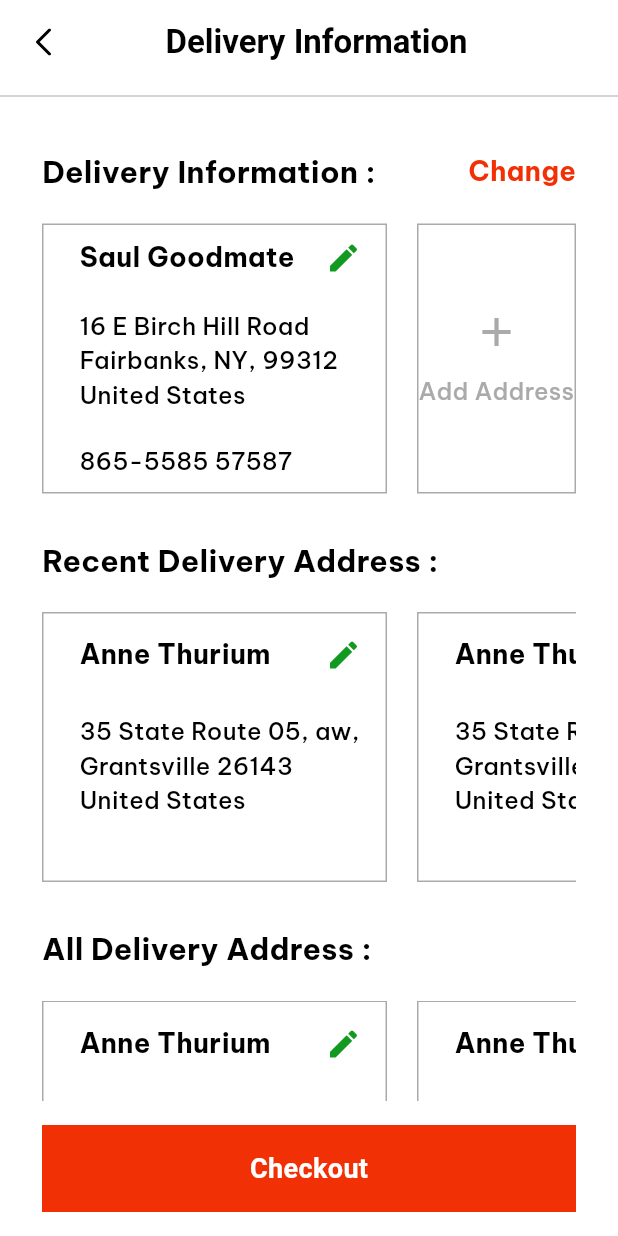
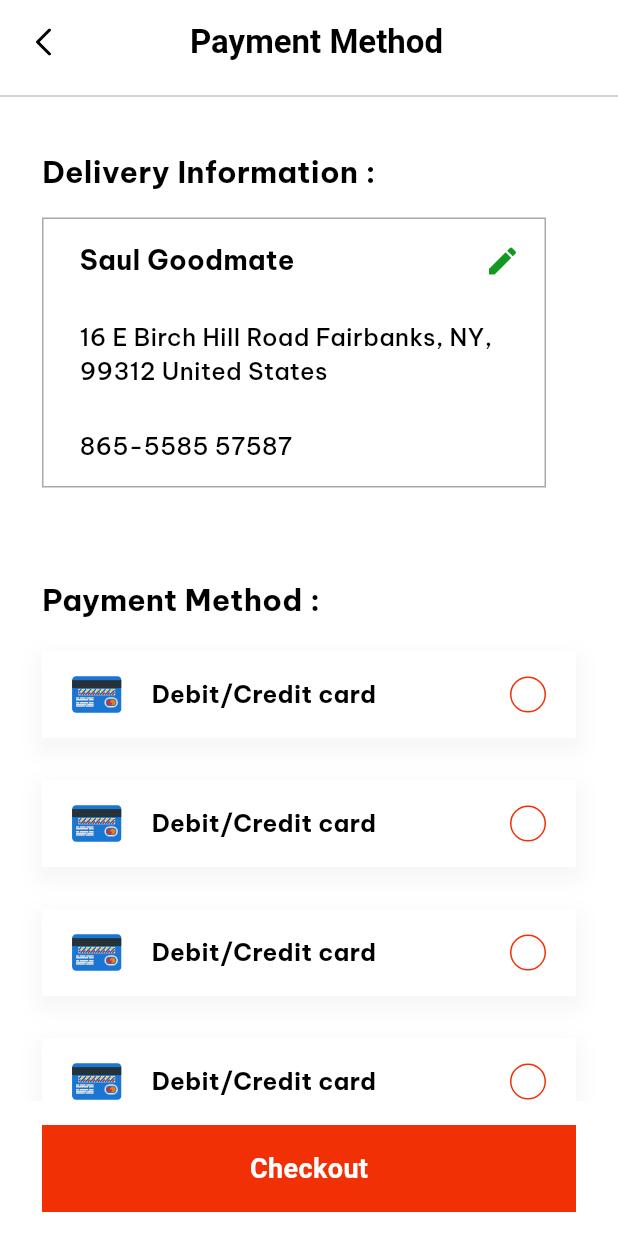
Before and after one commit to iskandarfazliddinov/market, a Flutter app: the DeliveryInfoScreen screen opened by its route, after a tap on "Checkout", on a phone screen of 412 x 824 dp. Run offline on Flutter 3.47's test engine with Material 3 defaults, Android fonts, the phone set to English and light mode, and no system bars; our stand-ins replace auto_route, flutter_rating_bar, flutter_svg.

Commit message:
feat: add Payment Method screen and integrate with routing

```diff
--- a/lib/presentation/routes/route_path.dart
+++ b/lib/presentation/routes/route_path.dart
@@ -5,6 +5,7 @@ class RoutePath {
   static const String onboarding = "/onboarding";
   static const String product = "/product";
   static const String deliveryInfo = "/delivery_info";
+  static const String paymentMethod = "/payment_method";
 
 
   static const String home = "home";
--- a/lib/presentation/routes/router.dart
+++ b/lib/presentation/routes/router.dart
@@ -94,9 +94,19 @@ class AppRouter extends $AppRouter {
           page: ProductRoute.page,
           path: RoutePath.product,
         ),
+        // ===============
+        //    Delivery Info
+        // ===============
         AutoRoute(
           page: DeliveryInfoRoute.page,
           path: RoutePath.deliveryInfo,
         ),
+        // ===============
+        //    Payment Method
+        // ===============
+        AutoRoute(
+          page: PaymentMethodRoute.page,
+          path: RoutePath.paymentMethod,
+        ),
       ];
 }
--- a/lib/presentation/ui/resource/app_icons.dart
+++ b/lib/presentation/ui/resource/app_icons.dart
@@ -32,5 +32,6 @@ abstract class AppIcons{
   static const String homeSelected = '$_basePath/home_selected.svg';
   static const String wishlistSelected = '$_basePath/wishlist_selected.svg';
   static const String line = '$_basePath/line.svg';
+  static const String card = '$_basePath/card.svg';
 
 }
--- a/lib/presentation/ui/screens/main/screens/delivery_info_screen.dart
+++ b/lib/presentation/ui/screens/main/screens/delivery_info_screen.dart
@@ -1,6 +1,7 @@
 import 'package:auto_route/auto_route.dart';
 import 'package:flutter/material.dart';
 import 'package:flutter_svg/flutter_svg.dart';
+import 'package:market/presentation/routes/router.gr.dart';
 import 'package:market/presentation/ui/resource/app_colors.dart';
 import 'package:market/presentation/ui/resource/app_icons.dart';
 import 'package:market/presentation/ui/resource/app_styles.dart';
@@ -57,7 +58,9 @@ class _DeliveryInfoScreenState extends State<DeliveryInfoScreen> {
           Padding(
             padding: const EdgeInsets.symmetric(horizontal: 28,vertical: 16,),
             child: WBtn(
-              onTap: () {},
+              onTap: () {
+                context.router.pushAll([const PaymentMethodRoute()]);
+              },
               title: "Checkout",
             ),
           ),
--- /dev/null
+++ b/lib/presentation/ui/screens/main/screens/payment_method_screen.dart
@@ -0,0 +1,122 @@
+import 'package:auto_route/auto_route.dart';
+import 'package:flutter/material.dart';
+import 'package:flutter_svg/flutter_svg.dart';
+import 'package:market/presentation/ui/resource/app_colors.dart';
+import 'package:market/presentation/ui/resource/app_icons.dart';
+import 'package:market/presentation/ui/resource/app_styles.dart';
+import 'package:market/presentation/ui/screens/main/widgets/w_delivery_info.dart';
+import 'package:market/presentation/ui/screens/main/widgets/w_payment_selected.dart';
+import 'package:market/presentation/ui/widgets/w_btn.dart';
+
+@RoutePage()
+class PaymentMethodScreen extends StatefulWidget {
+  const PaymentMethodScreen({super.key});
+
+  @override
+  State<PaymentMethodScreen> createState() => _PaymentMethodScreenState();
+}
+
+class _PaymentMethodScreenState extends State<PaymentMethodScreen> {
+  int selectedIndex = -1;
+
+  @override
+  Widget build(BuildContext context) {
+    return Scaffold(
+      backgroundColor: AppColors.white,
+      appBar: AppBar(
+        forceMaterialTransparency: true,
+        automaticallyImplyLeading: false,
+        backgroundColor: AppColors.white,
+        centerTitle: true,
+        title: Padding(
+          padding: const EdgeInsets.symmetric(horizontal: 8),
+          child: Row(
+            mainAxisAlignment: MainAxisAlignment.spaceBetween,
+            children: [
+              GestureDetector(
+                onTap: () {
+                  context.router.maybePop(context);
+                },
+                child: SvgPicture.asset(
+                  AppIcons.back,
+                ),
+              ),
+              const Text(
+                'Payment Method',
+                style: TextStyle(
+                    color: AppColors.black,
+                    fontSize: 22,
+                    fontWeight: FontWeight.bold),
+              ),
+              const SizedBox(),
+            ],
+          ),
+        ),
+      ),
+      bottomNavigationBar: Column(
+        mainAxisSize: MainAxisSize.min,
+        children: [
+          Padding(
+            padding: const EdgeInsets.symmetric(horizontal: 28,vertical: 16,),
+            child: WBtn(
+              onTap: () {
+                // context.router.pushAll([const PaymentMethodRoute()]);
+              },
+              title: "Checkout",
+            ),
+          ),
+        ],
+      ),
+      body: SingleChildScrollView(
+        child: Column(
+          crossAxisAlignment: CrossAxisAlignment.start,
+          children: [
+            const Divider(),
+            Padding(
+              padding: const EdgeInsets.symmetric(horizontal: 28,),
+              child: Column(
+                crossAxisAlignment: CrossAxisAlignment.start,
+                children: [
+                  Padding(
+                    padding: const EdgeInsets.only(top: 28,bottom: 16,),
+                    child: Text(
+                      "Delivery Information :",
+                      style: AppStyles.getTextStyle(
+                        fontWeight: FontWeight.bold,
+                        fontSize: 20,
+                      ),
+                    ),
+                  ),
+                  const WDeliveryInfo(
+                    isFullWidth: true,
+                    name: "Saul Goodmate",
+                    address: "16 E Birch Hill Road Fairbanks, NY, 99312 United States",
+                    phone: "865-5585 57587",
+                  ),
+                  Padding(
+                    padding: const EdgeInsets.only(top: 60,bottom: 20,),
+                    child: Text(
+                      "Payment Method :",
+                      style: AppStyles.getTextStyle(
+                        fontWeight: FontWeight.bold,
+                        fontSize: 20,
+                      ),
+                    ),
+                  ),
+                  ...List.generate(4, (index) {
+                    return WPaymentSelected(onTap: () {
+                      setState(() {
+                        selectedIndex = index;
+                      });
+                    }, isChecked: selectedIndex == index,);
+                  },)
+                ],
+              ),
+            ),
+
+          ],
+        ),
+      ),
+    );
+  }
+}
--- /dev/null
+++ b/lib/presentation/ui/screens/main/widgets/w_check.dart
@@ -0,0 +1,38 @@
+import 'package:flutter/material.dart';
+import 'package:market/presentation/ui/resource/app_colors.dart';
+
+class WCheck extends StatefulWidget {
+  final GestureTapCallback onTap;
+  final bool isChecked;
+
+  const WCheck({super.key, required this.onTap, required this.isChecked});
+
+  @override
+  State<WCheck> createState() => _WCheckState();
+}
+
+class _WCheckState extends State<WCheck> {
+
+  @override
+  Widget build(BuildContext context) {
+    return GestureDetector(
+      onTap: widget.onTap,
+      child: Container(
+        height: 24,
+        width: 24,
+        decoration: BoxDecoration(
+          shape: BoxShape.circle,
+          color: widget.isChecked ? AppColors.green : AppColors.white,
+          border: Border.all(
+            color: widget.isChecked ? AppColors.green : AppColors.primary,
+          ),
+        ),
+        child: widget.isChecked?const Icon(
+          Icons.check,
+          color: AppColors.white,
+          size: 16,
+        ):const SizedBox(),
+      ),
+    );
+  }
+}
--- a/lib/presentation/ui/screens/main/widgets/w_delivery_info.dart
+++ b/lib/presentation/ui/screens/main/widgets/w_delivery_info.dart
@@ -6,13 +6,20 @@ class WDeliveryInfo extends StatelessWidget {
   final String name;
   final String address;
   final String phone;
+  final bool isFullWidth;
 
-  const WDeliveryInfo({super.key, this.name = '', this.address= '', this.phone='',});
+  const WDeliveryInfo({
+    super.key,
+    this.name = '',
+    this.address = '',
+    this.phone = '',
+    this.isFullWidth = false,
+  });
 
   @override
   Widget build(BuildContext context) {
     return Container(
-      width: 230,
+      width: isFullWidth ? MediaQuery.of(context).size.width:230,
       height: 180,
       margin: const EdgeInsets.only(right: 20),
       padding: const EdgeInsets.only(
@@ -52,10 +59,12 @@ class WDeliveryInfo extends StatelessWidget {
               style: AppStyles.getTextStyle(),
             ),
           ),
-          phone.isNotEmpty?Text(
-            phone,
-            style: AppStyles.getTextStyle(),
-          ):const SizedBox()
+          phone.isNotEmpty
+              ? Text(
+                  phone,
+                  style: AppStyles.getTextStyle(),
+                )
+              : const SizedBox()
         ],
       ),
     );
--- /dev/null
+++ b/lib/presentation/ui/screens/main/widgets/w_payment_selected.dart
@@ -0,0 +1,61 @@
+import 'package:flutter/material.dart';
+import 'package:flutter_svg/flutter_svg.dart';
+import 'package:market/presentation/ui/resource/app_colors.dart';
+import 'package:market/presentation/ui/resource/app_icons.dart';
+import 'package:market/presentation/ui/resource/app_styles.dart';
+import 'package:market/presentation/ui/screens/main/widgets/w_check.dart';
+
+class WPaymentSelected extends StatelessWidget {
+  final GestureTapCallback onTap;
+  final bool isChecked;
+  const WPaymentSelected({super.key, required this.onTap, required this.isChecked});
+
+  @override
+  Widget build(BuildContext context) {
+    return Container(
+      margin: const EdgeInsets.only(
+        bottom: 28,
+      ),
+      padding: const EdgeInsets.symmetric(
+        horizontal: 20,
+        vertical: 16,
+      ),
+      decoration: BoxDecoration(
+        color: AppColors.white,
+        boxShadow: [
+          BoxShadow(
+            color: AppColors.grey.withOpacity(0.1),
+            blurRadius: 10,
+            spreadRadius: 4,
+            offset: const Offset(0, 6),
+          ),
+        ],
+      ),
+      child: Row(
+        mainAxisAlignment: MainAxisAlignment.spaceBetween,
+        children: [
+          Row(
+            children: [
+              SvgPicture.asset(AppIcons.card),
+              Padding(
+                padding: const EdgeInsets.only(
+                  left: 20,
+                ),
+                child: Text(
+                  "Debit/Credit card",
+                  style: AppStyles.getTextStyle(
+                    fontWeight: FontWeight.bold,
+                  ),
+                ),
+              ),
+            ],
+          ),
+          WCheck(
+            onTap: onTap,
+            isChecked: isChecked,
+          ),
+        ],
+      ),
+    );
+  }
+}
```
Also changed, not shown: assets/icons/amazon_pay.svg (added), assets/icons/card.svg (added), assets/icons/cash.svg (added), assets/icons/pay_pal.svg (added), lib/presentation/routes/router.gr.dart.
